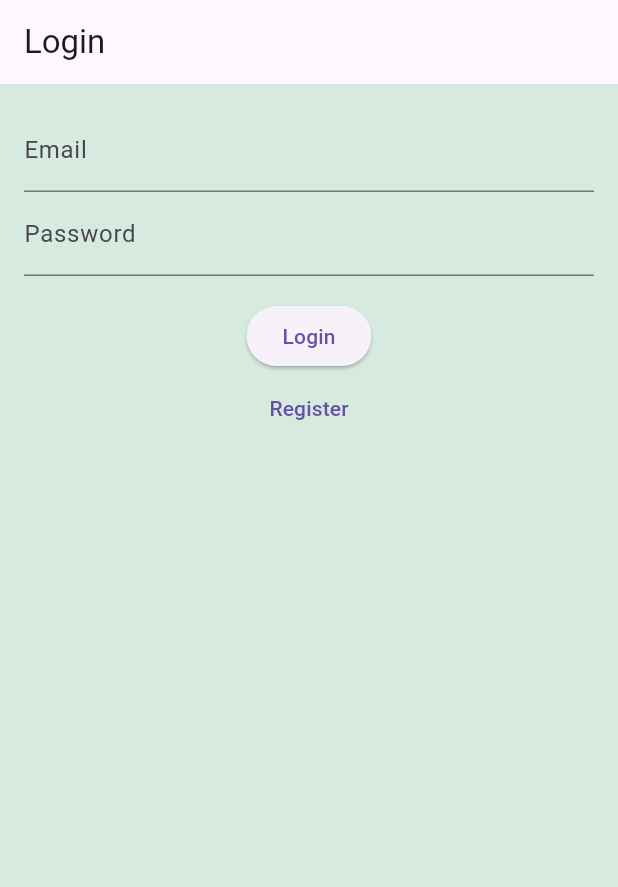
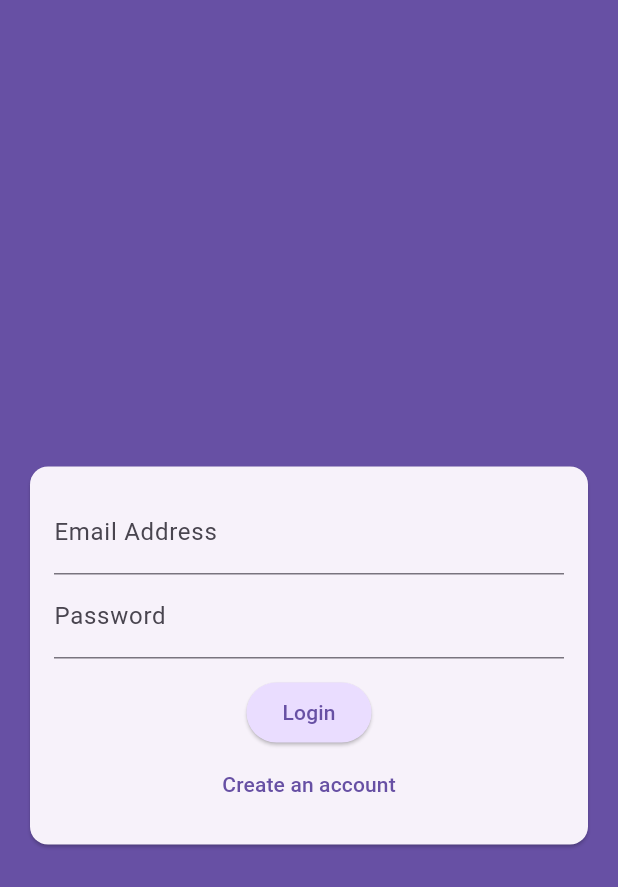
Before and after one commit to ahmedamin-89/mobile_project, a Flutter app: the screen it shows after launch, on a phone screen of 412 x 824 dp. Shown: the top 887 px of the screen. Run offline on Flutter 3.47's test engine with Material 3 defaults, Android fonts, the phone set to English and light mode, and no system bars; our stand-ins replace cloud_firestore, firebase_auth, firebase_core, firebase_storage, image_picker; accounts and stored records are empty.

```diff
--- a/lib/app.dart
+++ b/lib/app.dart
@@ -1,15 +1,23 @@
-// lib/app.dart
 import 'package:flutter/material.dart';
-import 'package:mobile_project/screens/event_details_page.dart';
-import 'package:mobile_project/screens/login_page.dart';
-import 'package:mobile_project/screens/register_page.dart';
+import 'package:firebase_auth/firebase_auth.dart';
+import 'package:firebase_core/firebase_core.dart';
+import 'package:mobile_project/screens/auth.dart';
+
 import 'screens/home_page.dart';
+import 'screens/splash_screen.dart';
+import 'models/event.dart';
+import 'screens/event_details_page.dart';
 import 'screens/event_list_page.dart';
 import 'screens/gift_list_page.dart';
 import 'screens/gift_details_page.dart';
 import 'screens/profile_page.dart';
 import 'screens/my_pledged_gifts_page.dart';
-import 'models/event.dart';
+
+void main() async {
+  WidgetsFlutterBinding.ensureInitialized();
+  await Firebase.initializeApp();
+  runApp(const App());
+}
 
 class App extends StatelessWidget {
   const App({super.key});
@@ -22,19 +30,23 @@ class App extends StatelessWidget {
         primarySwatch: Colors.blue,
         scaffoldBackgroundColor: const Color(0xffd6eadf),
       ),
-      initialRoute: '/login',
+      home: StreamBuilder<User?>(
+        stream: FirebaseAuth.instance.authStateChanges(),
+        builder: (ctx, snapshot) {
+          if (snapshot.connectionState == ConnectionState.waiting) {
+            return const SplashScreen(); // Show splash screen while loading
+          }
+
+          if (snapshot.hasData) {
+            return const HomePage(); // User is logged in, show the home page
+          }
+
+          // Show LoginPage or RegisterPage based on a condition (e.g., a toggle or user choice)
+          return const AuthScreen();
+        },
+      ),
       onGenerateRoute: (settings) {
         switch (settings.name) {
-          case '/register':
-            return MaterialPageRoute(builder: (_) => const RegisterPage());
-
-          case '/login':
-            return MaterialPageRoute(builder: (_) => const LoginPage());
-          case '/':
-            return MaterialPageRoute(builder: (_) => const HomePage());
-          case '/events':
-            return MaterialPageRoute(builder: (_) => const EventListPage());
-          // In app.dart, inside onGenerateRoute:
           case '/event-details':
             if (settings.arguments is Event) {
               final event = settings.arguments as Event;
@@ -46,7 +58,6 @@ class App extends StatelessWidget {
                 builder: (_) => const EventDetailsPage(),
               );
             }
-
           case '/gifts':
             if (settings.arguments is Event) {
               final event = settings.arguments as Event;
--- /dev/null
+++ b/lib/screens/auth.dart
@@ -0,0 +1,201 @@
+import 'dart:io';
+
+import 'package:cloud_firestore/cloud_firestore.dart';
+import 'package:firebase_storage/firebase_storage.dart';
+import 'package:flutter/material.dart';
+import 'package:firebase_auth/firebase_auth.dart';
+import 'package:mobile_project/widgets/user_image_picker.dart';
+
+final _firebase = FirebaseAuth.instance;
+
+class AuthScreen extends StatefulWidget {
+  const AuthScreen({super.key});
+
+  @override
+  State<AuthScreen> createState() {
+    return _AuthScreenState();
+  }
+}
+
+class _AuthScreenState extends State<AuthScreen> {
+  final _form = GlobalKey<FormState>();
+
+  var _isLogin = true;
+  var _enteredEmail = '';
+  var _enteredPassword = '';
+  var _enteredUsername = '';
+  File? _selectedImage;
+  var _isAuthenticating = false;
+
+  void _submit() async {
+    final isValid = _form.currentState!.validate();
+
+    if (!isValid || !_isLogin && _selectedImage == null) {
+      // show error message ...
+      return;
+    }
+
+    _form.currentState!.save();
+
+    try {
+      setState(() {
+        _isAuthenticating = true;
+      });
+      if (_isLogin) {
+        final userCredentials = await _firebase.signInWithEmailAndPassword(
+            email: _enteredEmail, password: _enteredPassword);
+      } else {
+        final userCredentials = await _firebase.createUserWithEmailAndPassword(
+            email: _enteredEmail, password: _enteredPassword);
+
+        final storageRef = FirebaseStorage.instance
+            .ref()
+            .child('user_images')
+            .child('${userCredentials.user!.uid}.jpg');
+
+        await storageRef.putFile(_selectedImage!);
+        final imageUrl = await storageRef.getDownloadURL();
+
+        await FirebaseFirestore.instance
+            .collection('users')
+            .doc(userCredentials.user!.uid)
+            .set({
+          'username': _enteredUsername,
+          'email': _enteredEmail,
+          'image_url': imageUrl,
+        });
+      }
+    } on FirebaseAuthException catch (error) {
+      if (error.code == 'email-already-in-use') {
+        // ...
+      }
+      ScaffoldMessenger.of(context).clearSnackBars();
+      ScaffoldMessenger.of(context).showSnackBar(
+        SnackBar(
+          content: Text(error.message ?? 'Authentication failed.'),
+        ),
+      );
+    }
+  }
+
+  @override
+  Widget build(BuildContext context) {
+    return Scaffold(
+      backgroundColor: Theme.of(context).colorScheme.primary,
+      body: Center(
+        child: SingleChildScrollView(
+          child: Column(
+            mainAxisAlignment: MainAxisAlignment.center,
+            children: [
+              Container(
+                margin: const EdgeInsets.only(
+                  top: 30,
+                  bottom: 20,
+                  left: 20,
+                  right: 20,
+                ),
+                width: 200,
+              ),
+              Card(
+                margin: const EdgeInsets.all(20),
+                child: SingleChildScrollView(
+                  child: Padding(
+                    padding: const EdgeInsets.all(16),
+                    child: Form(
+                      key: _form,
+                      child: Column(
+                        mainAxisSize: MainAxisSize.min,
+                        children: [
+                          if (!_isLogin)
+                            UserImagePicker(
+                              onPickImage: (pickedImage) {
+                                _selectedImage = pickedImage;
+                              },
+                            ),
+                          TextFormField(
+                            decoration: const InputDecoration(
+                                labelText: 'Email Address'),
+                            keyboardType: TextInputType.emailAddress,
+                            autocorrect: false,
+                            textCapitalization: TextCapitalization.none,
+                            validator: (value) {
+                              if (value == null ||
+                                  value.trim().isEmpty ||
+                                  !value.contains('@')) {
+                                return 'Please enter a valid email address.';
+                              }
+
+                              return null;
+                            },
+                            onSaved: (value) {
+                              _enteredEmail = value!;
+                            },
+                          ),
+                          if (!_isLogin)
+                            TextFormField(
+                              decoration:
+                                  const InputDecoration(labelText: 'Username'),
+                              enableSuggestions: false,
+                              validator: (value) {
+                                if (value == null ||
+                                    value.isEmpty ||
+                                    value.trim().length < 4) {
+                                  return 'Please enter at least 4 characters.';
+                                }
+                                return null;
+                              },
+                              onSaved: (value) {
+                                _enteredUsername = value!;
+                              },
+                            ),
+                          TextFormField(
+                            decoration:
+                                const InputDecoration(labelText: 'Password'),
+                            obscureText: true,
+                            validator: (value) {
+                              if (value == null || value.trim().length < 6) {
+                                return 'Password must be at least 6 characters long.';
+                              }
+                              return null;
+                            },
+                            onSaved: (value) {
+                              _enteredPassword = value!;
+                            },
+                          ),
+                          const SizedBox(height: 12),
+                          if (_isAuthenticating)
+                            const CircularProgressIndicator(),
+                          if (!_isAuthenticating)
+                            ElevatedButton(
+                              onPressed: _submit,
+                              style: ElevatedButton.styleFrom(
+                                backgroundColor: Theme.of(context)
+                                    .colorScheme
+                                    .primaryContainer,
+                              ),
+                              child: Text(_isLogin ? 'Login' : 'Signup'),
+                            ),
+                          if (!_isAuthenticating)
+                            TextButton(
+                              onPressed: () {
+                                setState(() {
+                                  _isLogin = !_isLogin;
+                                });
+                              },
+                              child: Text(_isLogin
+                                  ? 'Create an account'
+                                  : 'I already have an account'),
+                            ),
+                        ],
+                      ),
+                    ),
+                  ),
+                ),
+              ),
+            ],
+          ),
+        ),
+      ),
+    );
+  }
+}
--- a/lib/screens/home_page.dart
+++ b/lib/screens/home_page.dart
@@ -1,3 +1,4 @@
+import 'package:firebase_auth/firebase_auth.dart';
 import 'package:flutter/material.dart';
 import 'package:cloud_firestore/cloud_firestore.dart';
 import '../models/friend.dart';
@@ -179,6 +180,11 @@ class _HomePageState extends State<HomePage> {
             icon: const Icon(Icons.search),
             onPressed: () {}, // Placeholder for a full-screen search UI
           ),
+          IconButton(
+              onPressed: () {
+                FirebaseAuth.instance.signOut();
+              },
+              icon: const Icon(Icons.logout)),
         ],
       ),
       body: Column(
--- a/pubspec.yaml
+++ b/pubspec.yaml
@@ -39,6 +39,8 @@ dependencies:
   firebase_core: ^3.8.1
   firebase_auth: ^5.3.4
   cloud_firestore: ^5.5.1
+  firebase_storage: ^12.3.7
+  image_picker: ^1.1.2
 
 dev_dependencies:
   flutter_test:
```
Also changed, not shown: lib/screens/splash_screen.dart (added, +17 -0 lines), lib/widgets/user_image_picker.dart (added, +63 -0 lines), lib/firebase_options.dart, pubspec.lock, 6 other files.
